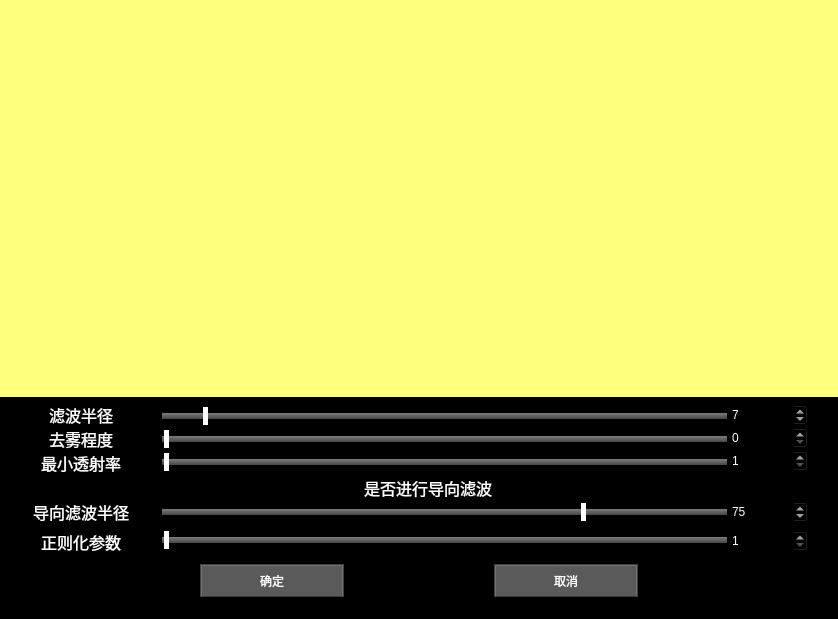
SundalandBR/Image, file Image/Image_Removal_ui.ui: the form before one commit.
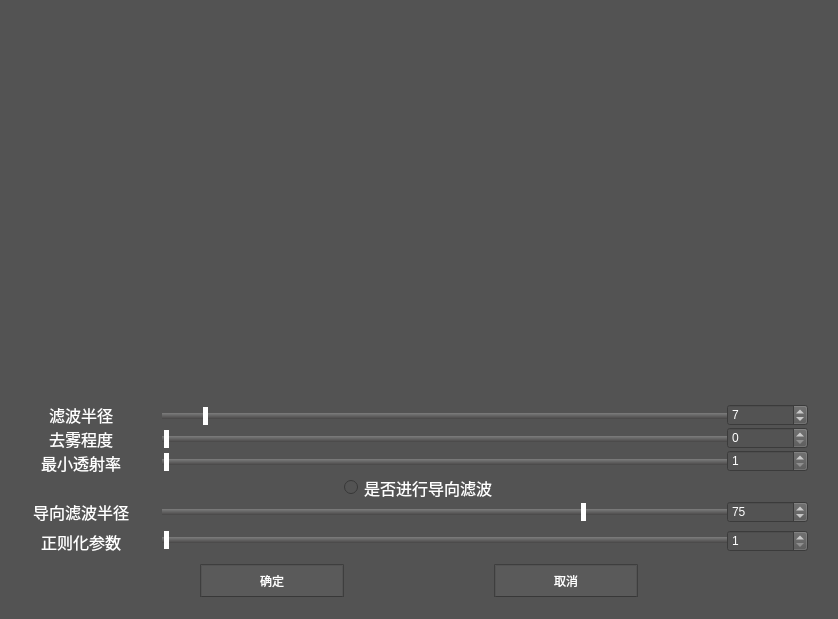
The form after the commit. Icons and pictures are not drawn.

```diff
--- a/Image/Image_Removal_ui.ui
+++ b/Image/Image_Removal_ui.ui
@@ -22,13 +22,13 @@
 Available at: https://github.com/GTRONICK/QSS/blob/master/ConsoleStyle.qss
 */
 QWidget {
-	background-color:rgb(0, 0, 0);
+	background-color:rgb(83, 83, 83);
 	color: rgb(240, 240, 240);
 	border-color: rgb(58, 58, 58);
 }
 
 QPlainTextEdit {
-	background-color:rgb(0, 0, 0);
+	background-color:rgb(83, 83, 83);
 	color: rgb(200, 200, 200);
 	selection-background-color: rgb(255, 153, 0);
 	selection-color: rgb(0, 0, 0);
@@ -39,23 +39,23 @@
 }
 
 QTabBar::tab {
- 	background-color:rgb(0, 0, 0);
+ 	background-color:rgb(66,66,66);
  	border-style: outset;
-	border-width: 1px;
-	border-right-color: qlineargradient(spread:pad, x1:0.4, y1:0.5, x2:0.6, y2:0.5, stop:0 rgba(115, 115, 115, 255), stop:1 rgba(62, 62, 62, 255));
-	border-left-color: qlineargradient(spread:pad, x1:0.6, y1:0.5, x2:0.4, y2:0.5, stop:0 rgba(115, 115, 115, 255), stop:1 rgba(62, 62, 62, 255));
-  border-bottom-color: rgb(58, 58, 58);
-	border-bottom-width: 1px;
+	border-width: 0px;
+	border-right-color: qlineargradient(spread:pad, x1:0.4, y1:0.5, x2:0.6, y2:0.5, stop:0 rgba(115, 115, 115, 255), stop:1 rgba(66,66,66 255));
+	border-left-color: qlineargradient(spread:pad, x1:0.6, y1:0.5, x2:0.4, y2:0.5, stop:0 rgba(115, 115, 115, 255), stop:1 rgba(66,66,66 255));
+    	border-bottom-color: rgb(58, 58, 58);
+	border-bottom-width:0 px;
 	border-top-width: 0px;
 	border-style: solid;
-	color: rgb(255, 153, 0);
+	color: rgb(255,255,255);
 	padding: 4px;
 }
 
 QTabBar::tab:selected, QTabBar::tab:hover {
-   color: rgb(255, 255, 255);
-   background-color:rgb(0, 0, 0);
-   border-color:rgb(42, 42, 42);
+   color: rgb(255,255,255);
+   background-color:rgb(115, 115, 115);
+   border-color:rgb(115, 115, 115);
    margin-left: 0px;
    margin-right: 0px;
    border-bottom-right-radius:4px;
@@ -63,8 +63,8 @@
 }
 
 QTabBar::tab:last:selected {
-  background-color:rgb(0, 0, 0);
-	border-color:rgb(42, 42, 42);
+  	background-color:rgb(83, 83, 83);
+	border-color:rgb(255,255, 255);
 	margin-left: 0px;
   	margin-right: 0px;
 	border-bottom-right-radius:4px;
@@ -72,18 +72,16 @@
 }
 
 QTabBar::tab:!selected {
-   margin-bottom: 4px;
-   border-bottom-right-radius:4px;
-   border-bottom-left-radius:4px;
+   margin-bottom: 0px;
 }
 
 QPushButton{
 	border-style: outset;
 	border-width: 2px;
-	border-top-color: qlineargradient(spread:pad, x1:0.5, y1:0.6, x2:0.5, y2:0.4, stop:0 rgba(115, 115, 115, 255), stop:1 rgba(62, 62, 62, 255));
-	border-right-color: qlineargradient(spread:pad, x1:0.4, y1:0.5, x2:0.6, y2:0.5, stop:0 rgba(115, 115, 115, 255), stop:1 rgba(62, 62, 62, 255));
-	border-left-color: qlineargradient(spread:pad, x1:0.6, y1:0.5, x2:0.4, y2:0.5, stop:0 rgba(115, 115, 115, 255), stop:1 rgba(62, 62, 62, 255));
-	border-bottom-color: rgb(58, 58, 58);
+	border-top-color: qlineargradient(spread:pad, x1:0.5, y1:0.6, x2:0.5, y2:0.4, stop:0 rgb(83, 83, 83), stop:1 rgba(62, 62, 62, 255));
+	border-right-color: qlineargradient(spread:pad, x1:0.4, y1:0.5, x2:0.6, y2:0.5, stop:0 rgb(83, 83, 83), stop:1 rgba(62, 62, 62, 255));
+	border-left-color: qlineargradient(spread:pad, x1:0.6, y1:0.5, x2:0.4, y2:0.5, stop:0 rgb(83, 83, 83), stop:1 rgba(62, 62, 62, 255));
+	border-bottom-color: rgb(56, 56, 56);
 	border-bottom-width: 1px;
 	border-style: solid;
 	color: rgb(255, 255, 255);
@@ -159,7 +157,7 @@
 }
 
 QMenuBar {
-	background:rgb(0, 0, 0);
+	background:rgb(83,83,83);
 	color: rgb(255,255, 255);
 }
 
@@ -222,11 +220,7 @@
        </size>
       </property>
       <property name="styleSheet">
-       <string notr="true">/*background-color: rgb(249, 250, 251);
-background-color: rgb(255, 255, 0);
-
-*/
-background-color: rgb(255, 255, 127);</string>
+       <string notr="true"/>
       </property>
       <property name="text">
        <string/>
```
